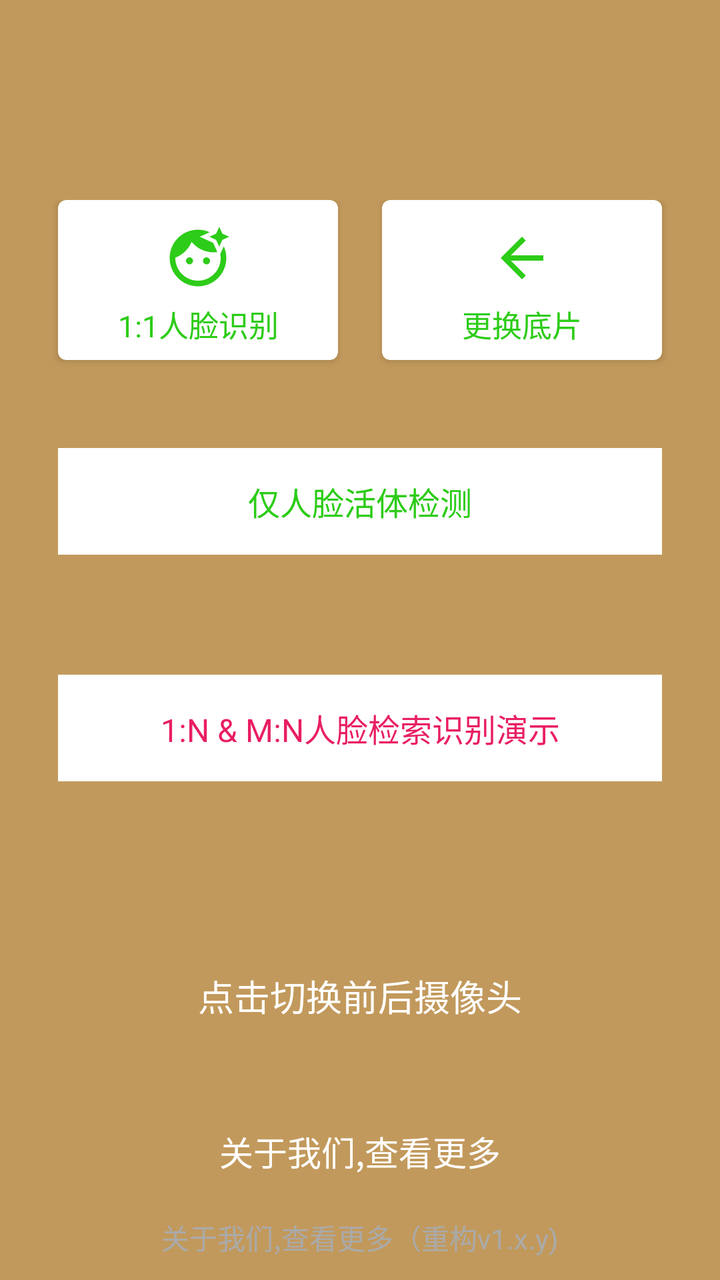
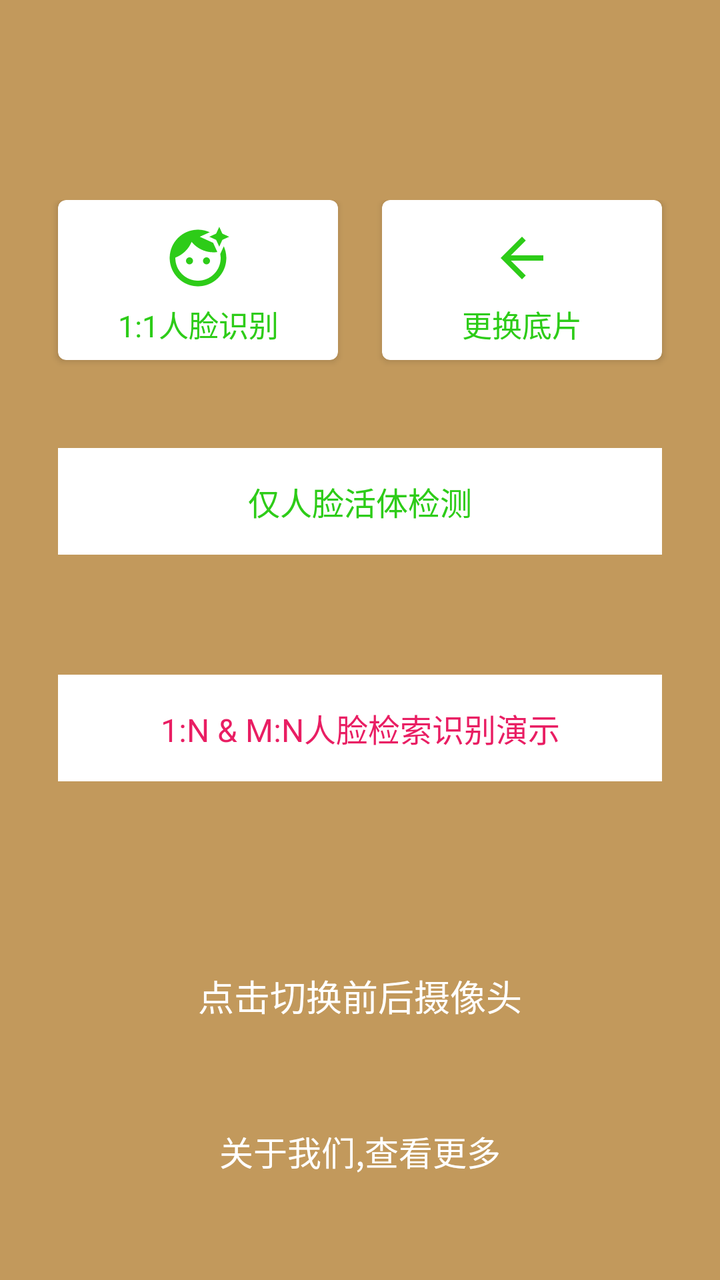

Compare the two renders of this Android layout. The source of the first and the diff that turns it into the second are given below.
<!-- AndroidManifest.xml: application theme Theme.AppCompat.NoActionBar -->
<!-- res/layout/activity_navi.xml -->
<?xml version="1.0" encoding="utf-8"?>
<androidx.constraintlayout.widget.ConstraintLayout xmlns:android="http://schemas.android.com/apk/res/android"
    xmlns:app="http://schemas.android.com/apk/res-auto"
    xmlns:tools="http://schemas.android.com/tools"
    android:layout_width="match_parent"
    android:layout_height="match_parent"
    android:background="@color/yellow"
    android:paddingTop="100dp"
    tools:context=".NaviActivity">

    
    <androidx.cardview.widget.CardView
        android:id="@+id/face_verify_card"
        android:layout_width="0dp"
        android:layout_height="80dp"
        app:cardCornerRadius="4dp"
        android:layout_marginLeft="29dp"
        android:layout_marginRight="11dp"
        app:cardBackgroundColor="@color/white"
        app:layout_constraintEnd_toStartOf="@+id/update_base_image"
        app:layout_constraintStart_toStartOf="parent"
        app:layout_constraintTop_toTopOf="parent">

        <LinearLayout
            android:layout_width="match_parent"
            android:layout_height="wrap_content"
            android:layout_gravity="center"
            android:orientation="vertical">

            <ImageView
                android:layout_width="44dp"
                android:layout_height="44dp"
                android:padding="5dp"
                android:layout_gravity="center_horizontal"
                android:src="@drawable/baseline_face_retouching_natural_24" />

            <TextView
                android:id="@+id/face_verify"
                android:layout_width="match_parent"
                android:layout_height="wrap_content"
                android:layout_gravity="center_horizontal"
                android:gravity="center"
                android:text="1:1人脸识别"
                android:textColor="#2DCC18"
                android:textSize="15sp" />

        </LinearLayout>

    </androidx.cardview.widget.CardView>


    
    <androidx.cardview.widget.CardView
        android:id="@+id/update_base_image"
        android:layout_width="0dp"
        android:layout_height="80dp"
        app:cardCornerRadius="4dp"
        android:layout_marginRight="29dp"
        android:layout_marginLeft="11dp"

        app:cardBackgroundColor="@color/white"
        app:layout_constraintEnd_toEndOf="parent"
        app:layout_constraintStart_toEndOf="@+id/face_verify_card"
        app:layout_constraintTop_toTopOf="parent">

        <LinearLayout
            android:layout_width="match_parent"
            android:layout_height="wrap_content"
            android:layout_gravity="center"
            android:orientation="vertical">

            <ImageView
                android:layout_width="44dp"
                android:layout_height="44dp"
                android:padding="6dp"
                android:layout_gravity="center_horizontal"
                android:src="@drawable/ic_baseline_arrow_back_24" />

            <TextView
                android:id="@+id/change_base_img"
                android:layout_width="match_parent"
                android:layout_height="wrap_content"
                android:layout_gravity="center_horizontal"
                android:gravity="center"
                android:text="更换底片"
                android:textColor="#2DCC18"
                android:textSize="15sp"
                app:layout_constraintTop_toBottomOf="@+id/update_base_image" />

        </LinearLayout>

    </androidx.cardview.widget.CardView>



    <TextView
        android:id="@+id/liveness_detection"
        android:layout_width="match_parent"
        android:layout_height="wrap_content"
        android:layout_marginTop="44dp"
        android:background="@color/white"
        android:gravity="center"
        android:layout_marginLeft="29dp"
        android:layout_marginRight="29dp"
        android:paddingTop="15dp"
        android:paddingBottom="15dp"
        android:text="仅人脸活体检测"
        android:textColor="#2DCC18"
        android:textSize="16sp"
        android:visibility="visible"
        app:layout_constraintEnd_toEndOf="parent"
        app:layout_constraintStart_toStartOf="parent"
        app:layout_constraintTop_toBottomOf="@+id/update_base_image" />



    <TextView
        android:id="@+id/face_search_1_n"
        android:layout_width="match_parent"
        android:layout_height="wrap_content"
        android:layout_marginTop="60dp"
        android:background="@color/white"
        android:gravity="center"
        android:layout_marginLeft="29dp"
        android:layout_marginRight="29dp"
        android:paddingTop="15dp"
        android:paddingBottom="15dp"
        android:visibility="visible"
        android:text="1:N &amp; M:N人脸检索识别演示"
        android:textColor="@color/red"
        android:textSize="16sp"
        app:layout_constraintEnd_toEndOf="parent"
        app:layout_constraintStart_toStartOf="parent"
        app:layout_constraintTop_toBottomOf="@+id/liveness_detection" />




    <TextView
        android:id="@+id/change_camera"
        android:layout_width="match_parent"
        android:layout_height="wrap_content"
        android:layout_gravity="bottom"
        android:gravity="center"
        android:textColor="@android:color/white"
        android:textSize="18sp"
        android:layout_marginTop="5dp"
        android:layout_marginBottom="33dp"
        app:layout_constraintBottom_toTopOf="@+id/more_about_me"
        android:text="点击切换前后摄像头" />


    <TextView
        android:id="@+id/more_about_me"
        android:layout_width="match_parent"
        android:layout_height="wrap_content"
        android:gravity="center"
        android:padding="19dp"
        android:visibility="visible"
        android:text="关于我们,查看更多"
        android:textColor="@android:color/white"
        android:textSize="17sp"
        android:layout_marginBottom="33dp"
        app:layout_constraintBottom_toBottomOf="parent" />



    <TextView
        android:id="@+id/device_info"
        android:layout_width="match_parent"
        android:layout_height="wrap_content"
        android:gravity="center"
        android:padding="11dp"
        android:text="关于我们,查看更多（重构v1.x.y)"
        android:textColor="@android:color/darker_gray"
        android:textSize="14sp"
        app:layout_constraintBottom_toBottomOf="parent" />


</androidx.constraintlayout.widget.ConstraintLayout>
<!-- resources referenced by this layout -->
<resources>
  <color name="red">#E91E63</color>
  <color name="white">#FFFFFFFF</color>
  <color name="yellow">#C2995C</color>
  <!-- drawable baseline_face_retouching_natural_24 (drawable) -->
  <vector android:height="24dp" android:tint="#2DCC18"
      android:viewportHeight="24" android:viewportWidth="24"
      android:width="24dp" xmlns:android="http://schemas.android.com/apk/res/android">
      <path android:fillColor="@android:color/white" android:pathData="M9,13m-1.25,0a1.25,1.25 0,1 1,2.5 0a1.25,1.25 0,1 1,-2.5 0"/>
      <path android:fillColor="@android:color/white" android:pathData="M20.77,8.58l-0.92,2.01c0.09,0.46 0.15,0.93 0.15,1.41 0,4.41 -3.59,8 -8,8s-8,-3.59 -8,-8c0,-0.05 0.01,-0.1 0,-0.14 2.6,-0.98 4.69,-2.99 5.74,-5.55C11.58,8.56 14.37,10 17.5,10c0.45,0 0.89,-0.04 1.33,-0.1l-0.6,-1.32 -0.88,-1.93 -1.93,-0.88 -2.79,-1.27 2.79,-1.27 0.71,-0.32C14.87,2.33 13.47,2 12,2 6.48,2 2,6.48 2,12s4.48,10 10,10 10,-4.48 10,-10c0,-1.47 -0.33,-2.87 -0.9,-4.13l-0.33,0.71z"/>
      <path android:fillColor="@android:color/white" android:pathData="M15,13m-1.25,0a1.25,1.25 0,1 1,2.5 0a1.25,1.25 0,1 1,-2.5 0"/>
      <path android:fillColor="@android:color/white" android:pathData="M20.6,5.6L19.5,8l-1.1,-2.4L16,4.5l2.4,-1.1L19.5,1l1.1,2.4L23,4.5z"/>
  </vector>
  <!-- drawable ic_baseline_arrow_back_24 (drawable) -->
  <vector android:autoMirrored="true" android:height="24dp"
      android:tint="#2DCC18" android:viewportHeight="24"
      android:viewportWidth="24" android:width="24dp" xmlns:android="http://schemas.android.com/apk/res/android">
      <path android:fillColor="@android:color/white" android:pathData="M20,11H7.83l5.59,-5.59L12,4l-8,8 8,8 1.41,-1.41L7.83,13H20v-2z"/>
  </vector>
</resources>

<!-- the commit's change to res/layout/activity_navi.xml (unified diff, before → after) -->
@@ -165,16 +165,4 @@
 
 
 
-    <TextView
-        android:id="@+id/device_info"
-        android:layout_width="match_parent"
-        android:layout_height="wrap_content"
-        android:gravity="center"
-        android:padding="11dp"
-        android:text="关于我们,查看更多（重构v1.x.y)"
-        android:textColor="@android:color/darker_gray"
-        android:textSize="14sp"
-        app:layout_constraintBottom_toBottomOf="parent" />
-
-
 </androidx.constraintlayout.widget.ConstraintLayout>
